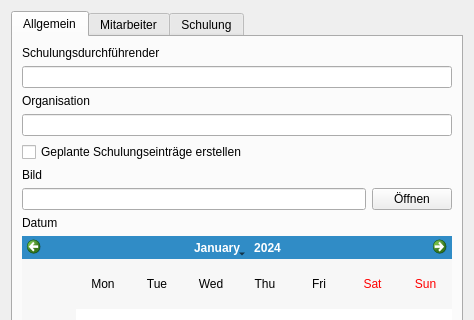
Above: ui/qmsigninglistdialog.ui from Christian-Kr/QualificationMatrix before the change; both pictures show x 0 to 474 and y 0 to 320 of the 474 by 658 pixel window. Below: the same form after it.
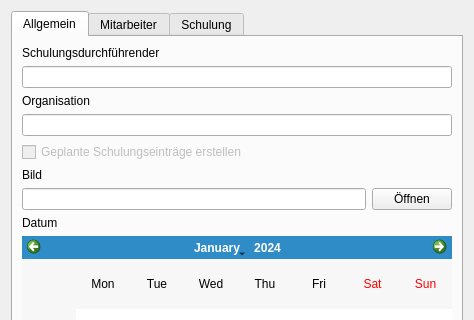
That is the form after the change. Icons and pictures are not drawn.

Commit message: Disable create entries in signing list

What changed in the file:
```diff
--- a/ui/qmsigninglistdialog.ui
+++ b/ui/qmsigninglistdialog.ui
@@ -48,6 +48,9 @@
          </item>
          <item>
           <widget class="QCheckBox" name="cbCreateTrainDataEntries">
+           <property name="enabled">
+            <bool>false</bool>
+           </property>
            <property name="text">
             <string>Geplante Schulungseinträge erstellen</string>
            </property>
```
